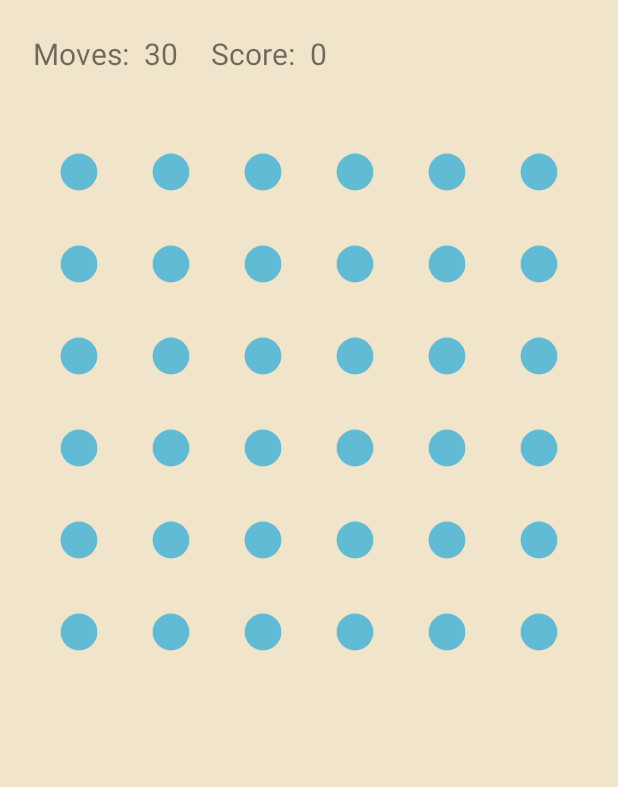
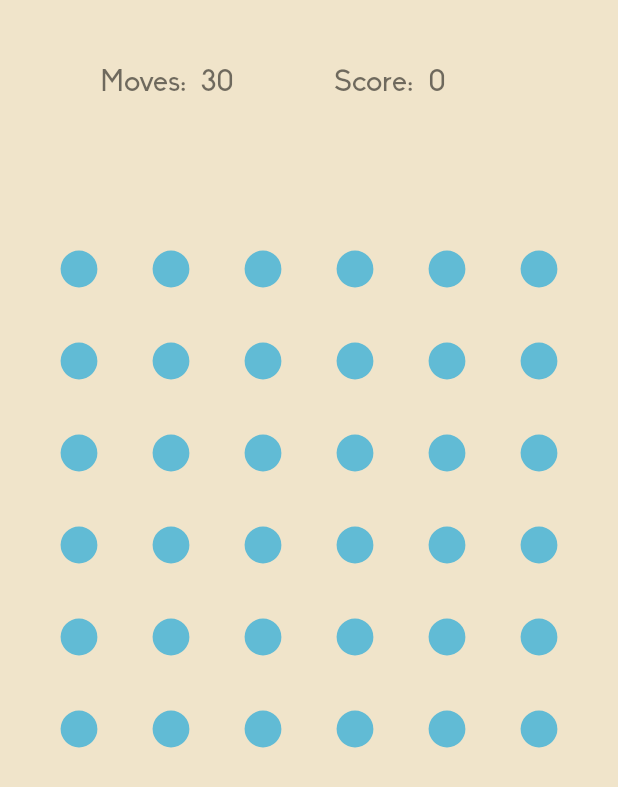
Before and after one commit to hrafnkellbaldurs/Points, an Android app: the PlayActivity screen opened directly, with no data from a screen before it, on a phone screen of 412 x 824 dp. Shown: the top 787 px of the screen. Run offline under Robolectric (Android 15) with nearby library versions, the phone set to English and light mode, and no system bars.

Commit message:
font added

```diff
--- a/app/src/main/java/com/example/hrafnkell/dots/BoardView.java
+++ b/app/src/main/java/com/example/hrafnkell/dots/BoardView.java
@@ -253,6 +253,9 @@ public class BoardView extends View {
                                         touchedDotAgain = true;
                                         m_cellPath.add(new Point(col, row));
                                         m_superSquare = true;
+                                        if(m_use_vibrator){
+                                            m_vibrator.vibrate(500);
+                                        }
                                     }
 
                                     if(!touchedDotAgain){
@@ -281,9 +284,6 @@ public class BoardView extends View {
 
                 if(m_superSquare){
                     makeSuperSquare(m_dotsTouched.get(0).getPaint());
-                    if(m_use_vibrator){
-                        m_vibrator.vibrate(500);
-                    }
                 }
                 else if(m_use_vibrator){
                     m_vibrator.vibrate(100);
--- a/app/src/main/java/com/example/hrafnkell/dots/HighScoreActivity.java
+++ b/app/src/main/java/com/example/hrafnkell/dots/HighScoreActivity.java
@@ -3,6 +3,7 @@ package com.example.hrafnkell.dots;
 import android.app.Activity;
 import android.content.Context;
 import android.content.Intent;
+import android.graphics.Typeface;
 import android.support.v7.app.AppCompatActivity;
 import android.os.Bundle;
 import android.view.Menu;
@@ -10,6 +11,8 @@ import android.view.MenuItem;
 import android.view.View;
 import android.widget.ListView;
 import android.widget.TextView;
+
+import org.w3c.dom.Text;
 
 import java.io.FileInputStream;
 import java.io.FileOutputStream;
@@ -27,10 +30,13 @@ public class HighScoreActivity extends MainActivity {
 
     HighScoreAdapter m_adapter;
 
+    Typeface font;
+
     @Override
     protected void onCreate(Bundle savedInstanceState) {
         super.onCreate(savedInstanceState);
         setContentView(R.layout.activity_high_score);
+
         TextView title = (TextView) findViewById(R.id.highscores_title);
         String bs = m_sp.getString("boardsize", "6");
         title.setText(bs + "x" + bs + " High Scores");
--- a/app/src/main/java/com/example/hrafnkell/dots/HighScoreAdapter.java
+++ b/app/src/main/java/com/example/hrafnkell/dots/HighScoreAdapter.java
@@ -1,6 +1,7 @@
 package com.example.hrafnkell.dots;
 
 import android.content.Context;
+import android.graphics.Typeface;
 import android.view.LayoutInflater;
 import android.view.View;
 import android.view.ViewGroup;
--- a/app/src/main/java/com/example/hrafnkell/dots/PlayActivity.java
+++ b/app/src/main/java/com/example/hrafnkell/dots/PlayActivity.java
@@ -5,6 +5,7 @@ import android.app.AlertDialog;
 import android.content.Context;
 import android.content.DialogInterface;
 import android.content.Intent;
+import android.graphics.Typeface;
 import android.os.Bundle;
 import android.os.Vibrator;
 import android.text.InputType;
@@ -29,10 +30,18 @@ public class PlayActivity extends MainActivity {
         super.onCreate(savedInstanceState);
         setContentView(R.layout.activity_play);
 
+        Typeface font = Typeface.createFromAsset(getAssets(), "Fonts/Biko_Regular.otf");
+
         m_bv = (BoardView) findViewById(R.id.boardView);
 
         scoreView = (TextView) findViewById(R.id.play_score);
         movesCountView = (TextView) findViewById(R.id.moves_count);
+        TextView movesCountText = (TextView) findViewById(R.id.moves_count_text);
+        TextView playScoreText = (TextView) findViewById(R.id.play_score_text);
+        scoreView.setTypeface(font);
+        movesCountView.setTypeface(font);
+        movesCountText.setTypeface(font);
+        playScoreText.setTypeface(font);
 
         int boardSize = Integer.parseInt(m_sp.getString("boardsize", "6"));
         m_bv.setBoardSize(boardSize);
--- a/app/src/main/res/layout/activity_play.xml
+++ b/app/src/main/res/layout/activity_play.xml
@@ -7,7 +7,8 @@
     <LinearLayout
         android:layout_width="wrap_content"
         android:layout_height="wrap_content"
-        android:orientation="horizontal">
+        android:orientation="horizontal"
+        android:layout_marginTop="20dp">
 
         <LinearLayout
             android:layout_width="wrap_content"
@@ -17,10 +18,11 @@
 
             <TextView
                 android:text="@string/moves_text"
+                android:id="@+id/moves_count_text"
                 android:textSize="20sp"
                 android:layout_width="wrap_content"
                 android:layout_height="wrap_content"
-                android:layout_marginLeft="10pt"
+                android:layout_marginLeft="30pt"
                 android:layout_marginTop="10pt"/>
             <TextView
                 android:id="@+id/moves_count"
@@ -40,10 +42,11 @@
 
             <TextView
                 android:text="@string/score_text"
+                android:id="@+id/play_score_text"
                 android:textSize="20sp"
                 android:layout_width="wrap_content"
                 android:layout_height="wrap_content"
-                android:layout_marginLeft="10pt"
+                android:layout_marginLeft="30pt"
                 android:layout_marginTop="10pt"/>
             <TextView
                 android:id="@+id/play_score"
@@ -64,7 +67,10 @@
         android:layout_height="wrap_content"
         android:background="#f0e4ca"
         android:padding="0pt"
-        android:layout_margin="10pt"
+        android:layout_marginBottom="10pt"
+        android:layout_marginTop="30pt"
+        android:layout_marginLeft="10pt"
+        android:layout_marginRight="10pt"
         android:layout_gravity="center_vertical" />
 
 </LinearLayout>
```
Also changed, not shown: app/src/main/assets/Fonts/Biko_Regular.otf (added).
